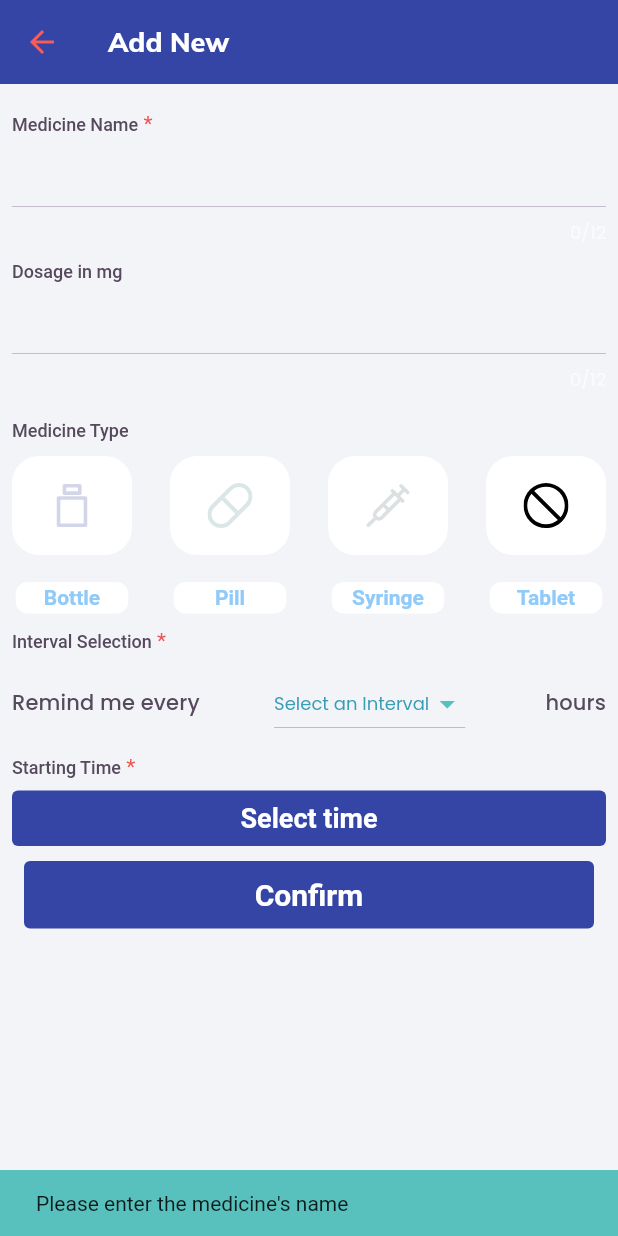
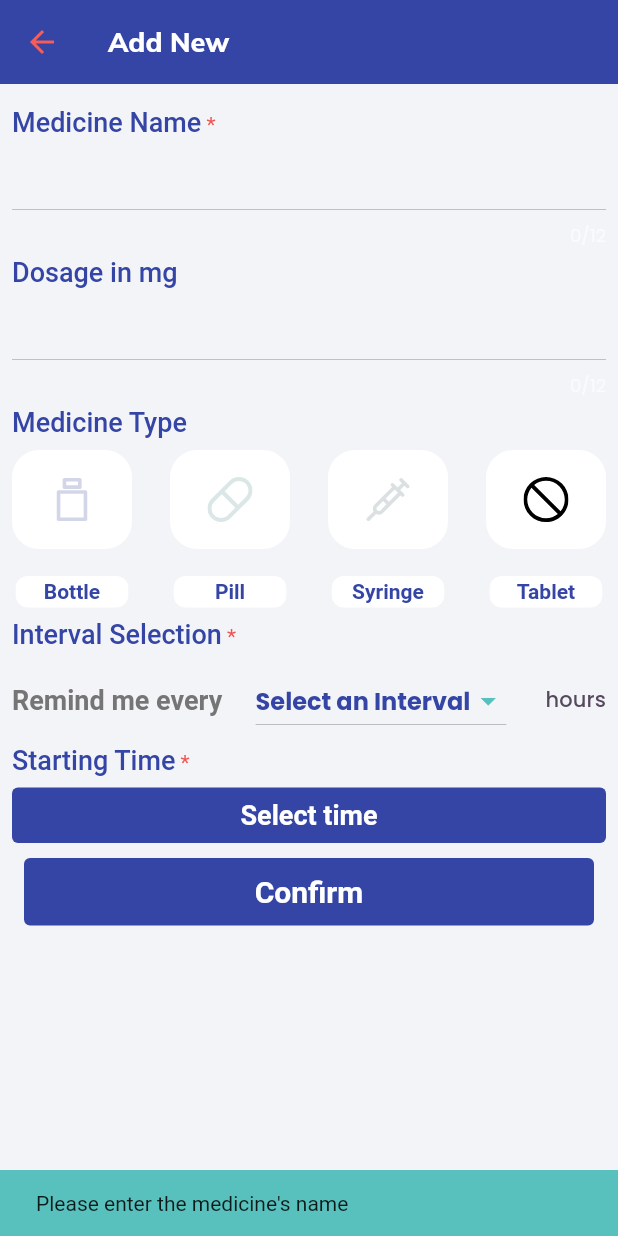
Before and after one commit to EEJgit/medication_tracking_app, a Flutter app: the NewEntryPage screen opened directly, after a tap on "Confirm", on a phone screen of 412 x 824 dp. Run offline on Flutter 3.47's test engine with Material 2 defaults, Android fonts, the phone set to English and light mode, and no system bars; our stand-ins replace awesome_notifications, cloud_firestore, firebase_auth, firebase_core, firebase_messaging, fl_chart and 6 more; accounts and stored records are empty.

```diff
--- a/lib/intro_screens/intro_screen2.dart
+++ b/lib/intro_screens/intro_screen2.dart
@@ -5,8 +5,7 @@ class IntroScreenTwo extends StatelessWidget {
 
   @override
   Widget build(BuildContext context) {
-    return SafeArea(
-      child: Container(
+    return Container(
       height: 100,
       color: const Color.fromARGB(255, 52, 69, 165),
       child: SafeArea(
@@ -42,7 +41,6 @@ class IntroScreenTwo extends StatelessWidget {
         './assets/images/pills.png',
         height: 40.0,
       ),*/
-      ),
     );
   }
 }
--- a/lib/pages/new_entry/new_entry_page.dart
+++ b/lib/pages/new_entry/new_entry_page.dart
@@ -1,3 +1,5 @@
+// ignore_for_file: prefer_const_constructors
+
 import 'dart:math';
 import 'package:flutter/material.dart';
 import 'package:flutter_local_notifications/flutter_local_notifications.dart';
@@ -67,6 +69,9 @@ class _NewEntryPageState extends State<NewEntryPage> {
           child: Column(
             crossAxisAlignment: CrossAxisAlignment.start,
             children: [
+              SizedBox(
+                height: 2,
+              ),
               const PanelTitle(
                 title: 'Medicine Name',
                 isRequired: true,
@@ -100,12 +105,9 @@ class _NewEntryPageState extends State<NewEntryPage> {
                     .titleSmall!
                     .copyWith(color: kOtherColor),
               ),
-              const SizedBox(
-                height: 8,
-              ),
               const PanelTitle(title: 'Medicine Type', isRequired: false),
               Padding(
-                padding: const EdgeInsets.only(top: 10),
+                padding: const EdgeInsets.only(top: 8),
                 child: StreamBuilder<MedicineType>(
                   //new entry block
                   stream: _newEntryBloc.selectedMedicineType,
@@ -147,6 +149,7 @@ class _NewEntryPageState extends State<NewEntryPage> {
                   },
                 ),
               ),
+              SizedBox(height: 2,),
               const PanelTitle(title: 'Interval Selection', isRequired: true),
               const IntervalSelection(),
               const PanelTitle(title: 'Starting Time', isRequired: true),
@@ -223,11 +226,7 @@ class _NewEntryPageState extends State<NewEntryPage> {
 
                       List<int> intIDs =
                           makeIDs(24 / _newEntryBloc.selectIntervals!.value);
-                      List<String> notificationIDs =
-                          intIDs.map((i) => i.toString()).toList();
-
                       Medicine newEntryMedicine = Medicine(
-                          notificationIDs: notificationIDs,
                           medicineName: medicineName,
                           dosage: dosage,
                           medicineType: medicineType,
@@ -235,7 +234,7 @@ class _NewEntryPageState extends State<NewEntryPage> {
                           startTime: startTime);
 
                       //update medicine list via global bloc
-                      globalBloc.updateMedicationList(newEntryMedicine);
+                      globalBloc.updateMedicineList(newEntryMedicine);
 
                       //schedule notification
 
@@ -381,9 +380,10 @@ class _IntervalSelectionState extends State<IntervalSelection> {
         children: [
           Text(
             'Remind me every',
-            style: Theme.of(context).textTheme.titleSmall!.copyWith(
-                  color: kTextColor,
-                ),
+            style: TextStyle(
+              color: Colors.grey[600],
+              fontSize: 18,
+                  fontWeight: FontWeight.w700)
           ),
           DropdownButton(
             iconEnabledColor: kOtherColor,
@@ -391,9 +391,10 @@ class _IntervalSelectionState extends State<IntervalSelection> {
             hint: _selected == 0
                 ? Text(
                     'Select an Interval',
-                    style: Theme.of(context).textTheme.bodySmall!.copyWith(
-                          color: kPrimaryColor,
-                        ),
+                    style: TextStyle(
+                      color: Color.fromARGB(255, 52, 69, 165),
+                      fontWeight: FontWeight.w700
+                    )
                   )
                 : null,
             elevation: 4,
@@ -404,9 +405,10 @@ class _IntervalSelectionState extends State<IntervalSelection> {
                   value: value,
                   child: Text(
                     value.toString(),
-                    style: Theme.of(context).textTheme.bodySmall!.copyWith(
-                          color: kSecondaryColor,
-                        ),
+                    style: TextStyle(
+                      color: Color.fromARGB(255, 52, 69, 165),
+                      fontWeight: FontWeight.w300
+                    )
                   ),
                 );
               },
@@ -461,7 +463,7 @@ class MedicineTypeColumn extends StatelessWidget {
             alignment: Alignment.center,
             decoration: BoxDecoration(
                 borderRadius: BorderRadius.circular(18),
-                color: isSelected ? Colors.blue[700] : Colors.white),
+                color: isSelected ?  Color.fromARGB(255, 52, 69, 165) : Colors.white),
             child: Center(
               child: Padding(
                 padding: const EdgeInsets.only(
@@ -481,15 +483,15 @@ class MedicineTypeColumn extends StatelessWidget {
               width: 75,
               height: 21,
               decoration: BoxDecoration(
-                color: isSelected ? Colors.blue[700] : Colors.white,
+                color: isSelected ?  Color.fromARGB(255, 52, 69, 165) : Colors.white,
                 borderRadius: BorderRadius.circular(8),
               ),
               child: Center(
                 child: Text(
                   name,
                   style: TextStyle(
-                    color: isSelected ? Colors.grey[200] : Colors.blue[200],
-                    fontWeight: FontWeight.w600,
+                    color: isSelected ? Colors.grey[200] :  Color.fromARGB(255, 52, 69, 165),
+                    fontWeight: FontWeight.w700,
                   ),
                 ),
               ),
@@ -509,13 +511,17 @@ class PanelTitle extends StatelessWidget {
   @override
   Widget build(BuildContext context) {
     return Padding(
-      padding: const EdgeInsets.only(top: 10),
+      padding: const EdgeInsets.only(top: 5),
       child: Text.rich(
         TextSpan(
           children: <TextSpan>[
             TextSpan(
               text: title,
-              style: Theme.of(context).textTheme.labelMedium,
+              style:const TextStyle(
+                fontSize:18 ,
+                color:  Color.fromARGB(255, 52, 69, 165),
+                fontWeight: FontWeight.w500,
+              ),
             ),
             TextSpan(
               text: isRequired ? " *" : "",
```
Also changed, not shown: lib/global_bloc.dart (+7 -8 lines), lib/intro_screens/intro_screen1.dart (+3 -5 lines). Lines whose indentation alone changed are shown as unchanged.
